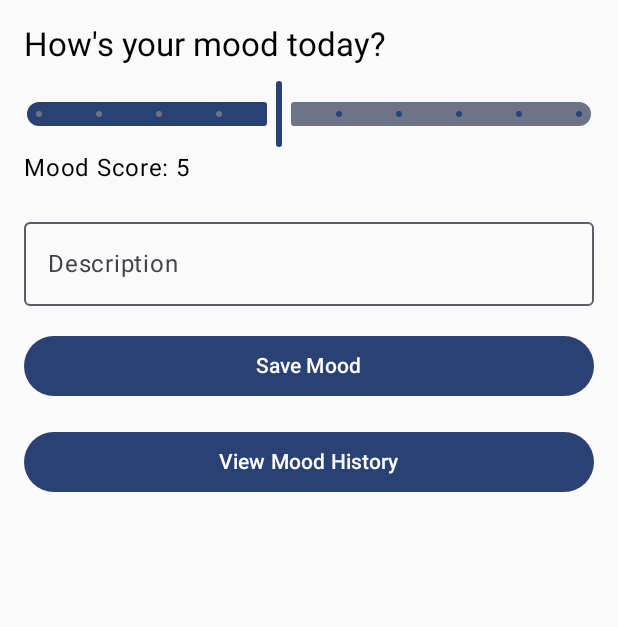
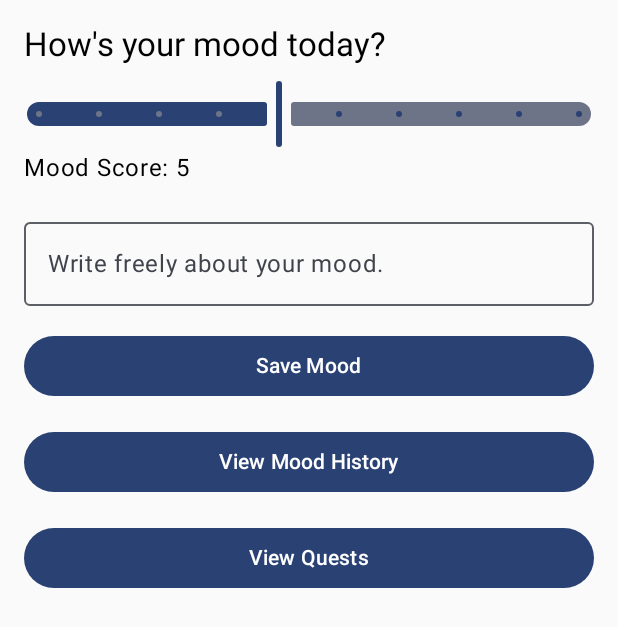
Before and after one commit to Sir-Lancaster/Quest-for-Calm, an Android app built with Jetpack Compose: the screen it shows after launch (MainActivity), on a phone screen of 412 x 824 dp. Shown: the top 627 px of the screen. Run offline under Robolectric (Android 15) with nearby library versions, the phone set to English and light mode, and no system bars; our stand-ins replace Room's generated code.

Commit message:
Added a quest screen and have xp tracking logic

```diff
--- a/app/src/main/java/com/example/questforcalm/MainActivity.kt
+++ b/app/src/main/java/com/example/questforcalm/MainActivity.kt
@@ -29,10 +29,14 @@ import androidx.navigation.compose.NavHost
 import androidx.navigation.compose.composable
 import androidx.navigation.compose.rememberNavController
 import androidx.room.Room
+import androidx.room.migration.Migration
+import androidx.sqlite.db.SupportSQLiteDatabase
 import com.example.questforcalm.database.QFCDatabase
 import com.example.questforcalm.dao.MoodLogDao
+import com.example.questforcalm.dao.UserProgressDao
 import com.example.questforcalm.models.MoodLog
 import com.example.questforcalm.ui.screens.MoodHistoryScreen
+import com.example.questforcalm.ui.screens.QuestScreen
 import com.example.questforcalm.ui.theme.QuestForCalmTheme
 import kotlinx.coroutines.Dispatchers
 import kotlinx.coroutines.launch
@@ -41,35 +45,56 @@ class MainActivity : ComponentActivity() {
 
     private lateinit var database: QFCDatabase
     private lateinit var moodLogDao: MoodLogDao
+    private lateinit var userProgressDao: UserProgressDao
 
     override fun onCreate(savedInstanceState: Bundle?) {
         super.onCreate(savedInstanceState)
+
+        val MIGRATION_1_2 = object : Migration(1, 2) {
+            override fun migrate(database: SupportSQLiteDatabase) {
+                database.execSQL(
+                    """
+                    CREATE TABLE IF NOT EXISTS `user_progress` (
+                        `id` INTEGER NOT NULL PRIMARY KEY,
+                        `xp` INTEGER NOT NULL,
+                        `level` INTEGER NOT NULL
+                    )
+                    """
+                )
+            }
+        }
 
         database = Room.databaseBuilder(
             applicationContext,
             QFCDatabase::class.java,
             "qfc_database"
-        ).build()
+        )
+            .addMigrations(MIGRATION_1_2)
+            .build()
 
         moodLogDao = database.moodLogDao()
+        userProgressDao = database.userProgressDao()
 
         setContent {
             QuestForCalmTheme {
                 val navController = rememberNavController()
-                AppNavigator(navController, moodLogDao)
+                AppNavigator(navController, moodLogDao, userProgressDao)
             }
         }
     }
 }
 
 @Composable
-fun AppNavigator(navController: NavHostController, moodLogDao: MoodLogDao) {
+fun AppNavigator(navController: NavHostController, moodLogDao: MoodLogDao, userProgressDao: UserProgressDao) {
     NavHost(navController = navController, startDestination = "moodLogScreen") {
         composable("moodLogScreen") {
             MoodLogScreen(moodLogDao, navController)
         }
         composable("moodHistoryScreen") {
             MoodHistoryScreen(moodLogDao)
+        }
+        composable("questScreen") {
+            QuestScreen(userProgressDao)
         }
     }
 }
@@ -102,7 +127,7 @@ fun MoodLogScreen(moodLogDao: MoodLogDao, navController: NavHostController) {
         OutlinedTextField(
             value = description.value,
             onValueChange = { description.value = it },
-            label = { Text("Description") },
+            label = { Text("Write freely about your mood.") },
             modifier = Modifier.fillMaxWidth()
         )
 
@@ -134,5 +159,15 @@ fun MoodLogScreen(moodLogDao: MoodLogDao, navController: NavHostController) {
         ) {
             Text("View Mood History")
         }
+        Button(
+            onClick = {
+                navController.navigate("questScreen")
+            },
+            modifier = Modifier
+                .fillMaxWidth()
+                .padding(top = 16.dp)
+        ) {
+            Text("View Quests")
+        }
     }
 }
--- /dev/null
+++ b/app/src/main/java/com/example/questforcalm/dao/UserProgressDao.kt
@@ -0,0 +1,16 @@
+package com.example.questforcalm.dao
+import androidx.room.Dao
+import androidx.room.Insert
+import androidx.room.OnConflictStrategy
+import androidx.room.Query
+import com.example.questforcalm.models.UserProgress
+import kotlinx.coroutines.flow.Flow
+
+@Dao
+interface UserProgressDao {
+    @Insert(onConflict = OnConflictStrategy.REPLACE)
+    suspend fun insertUserProgress(userProgress: UserProgress)
+
+    @Query("SELECT * FROM user_progress WHERE id = 1")
+    fun getUserProgress(): Flow<UserProgress>
+}
--- a/app/src/main/java/com/example/questforcalm/database/QFCDatabase.kt
+++ b/app/src/main/java/com/example/questforcalm/database/QFCDatabase.kt
@@ -2,12 +2,15 @@ package com.example.questforcalm.database
 import androidx.room.Database
 import androidx.room.RoomDatabase
 import com.example.questforcalm.dao.MoodLogDao
+import com.example.questforcalm.dao.UserProgressDao
 import com.example.questforcalm.models.MoodLog
+import com.example.questforcalm.models.UserProgress
 
 @Database(
-    entities = [MoodLog::class],
-    version = 1
+    entities = [MoodLog::class, UserProgress::class],
+    version = 2
 )
 abstract class QFCDatabase : RoomDatabase() {
     abstract fun moodLogDao(): MoodLogDao
+    abstract fun userProgressDao(): UserProgressDao
 }
```
Also changed, not shown: app/src/main/java/com/example/questforcalm/models/UserProgress.kt (added, +11 -0 lines), app/src/main/java/com/example/questforcalm/ui/screens/QuestScreen.kt (added, +55 -0 lines).
